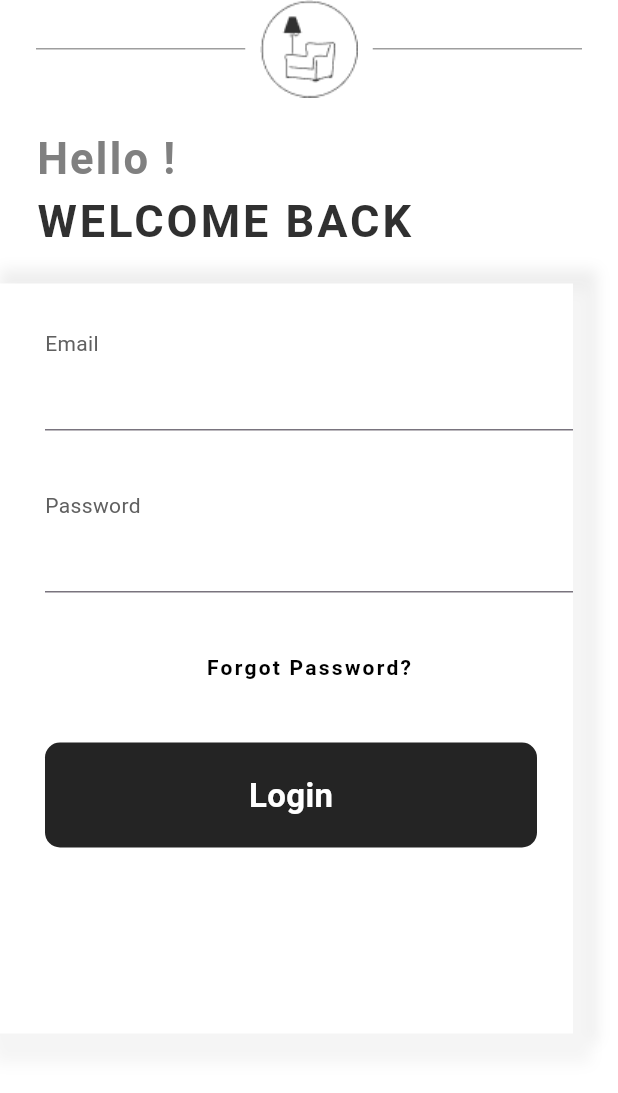
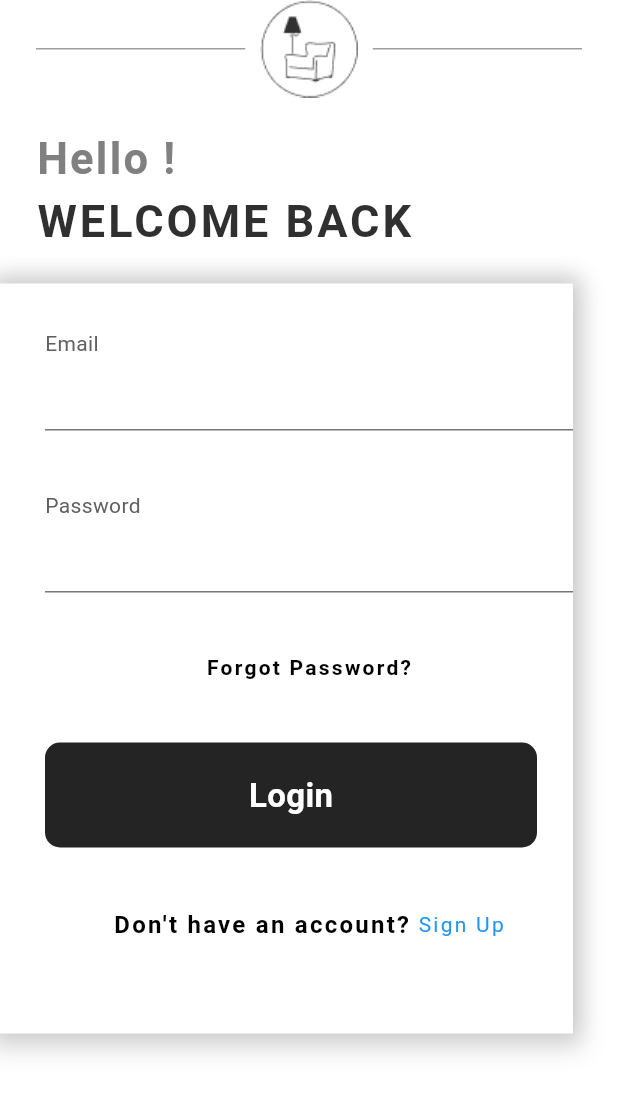
Before and after one commit to iamfarazbaloch/furniture_app, a Flutter app: the screen it shows after launch, after a tap on "Get Started", on a phone screen of 412 x 824 dp. Shown: the top 1093 px of the screen. Run offline on Flutter 3.47's test engine with Material 3 defaults, Android fonts, the phone set to English and light mode, and no system bars; our stand-ins replace gap, google_fonts; Roboto replaces fonts that are missing (Gelasio).

```diff
--- a/lib/pages/Login_page.dart
+++ b/lib/pages/Login_page.dart
@@ -66,16 +66,16 @@ class _LoginPageState extends State<LoginPage> {
                 color: Colors.white,
                 boxShadow: [
                   BoxShadow(
-                    color: Colors.grey.shade200,
-                    spreadRadius: 8,
-                    blurRadius: 7,
-                    offset: Offset(8, -2),
+                    color: Color.fromARGB(51, 128, 128, 128),
+                    spreadRadius: 4,
+                    blurRadius: 10,
+                    offset: Offset(0, -4),
                   ),
                   BoxShadow(
-                    color: Colors.grey.shade100,
-                    spreadRadius: 8,
-                    blurRadius: 7,
-                    offset: Offset(4, 12),
+                    color: Color.fromARGB(77, 128, 128, 128),
+                    spreadRadius: 6,
+                    blurRadius: 12,
+                    offset: Offset(0, 4),
                   ),
                 ],
               ),
@@ -105,6 +105,30 @@ class _LoginPageState extends State<LoginPage> {
                     padding: const EdgeInsets.only(right: 24.0),
                     child: MyButton(text: 'Login'),
                   ),
+                  Gap(40),
+                  Row(
+                    mainAxisAlignment: MainAxisAlignment.center,
+                    children: [
+                      Text(
+                        'Don\'t have an account?',
+                        style: TextStyle(
+                          color: Colors.black,
+                          fontSize: 16,
+                          fontWeight: FontWeight.bold,
+                          letterSpacing: 1.5,
+                        ),
+                      ),
+                      Text(
+                        ' Sign Up',
+                        style: TextStyle(
+                          color: Colors.blue,
+                          fontSize: 14,
+
+                          letterSpacing: 1.5,
+                        ),
+                      ),
+                    ],
+                  ),
                 ],
               ),
             ),
```
